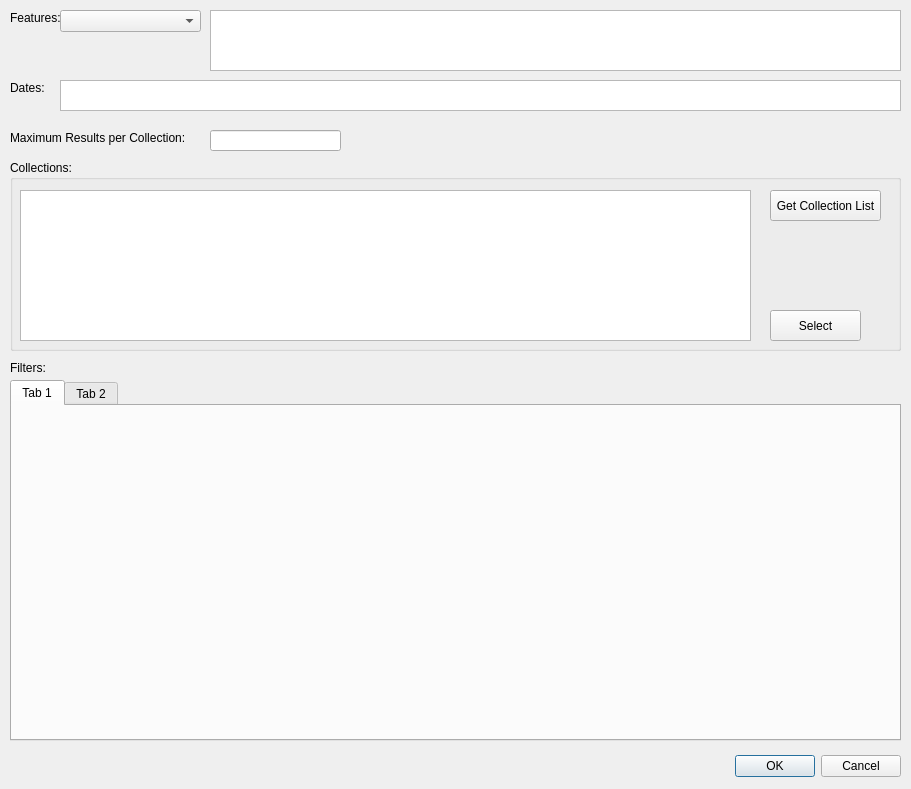
First picture: the form in search_dialog_base.ui, repository eodms-sgdot/eodms-qgis, before the edit.
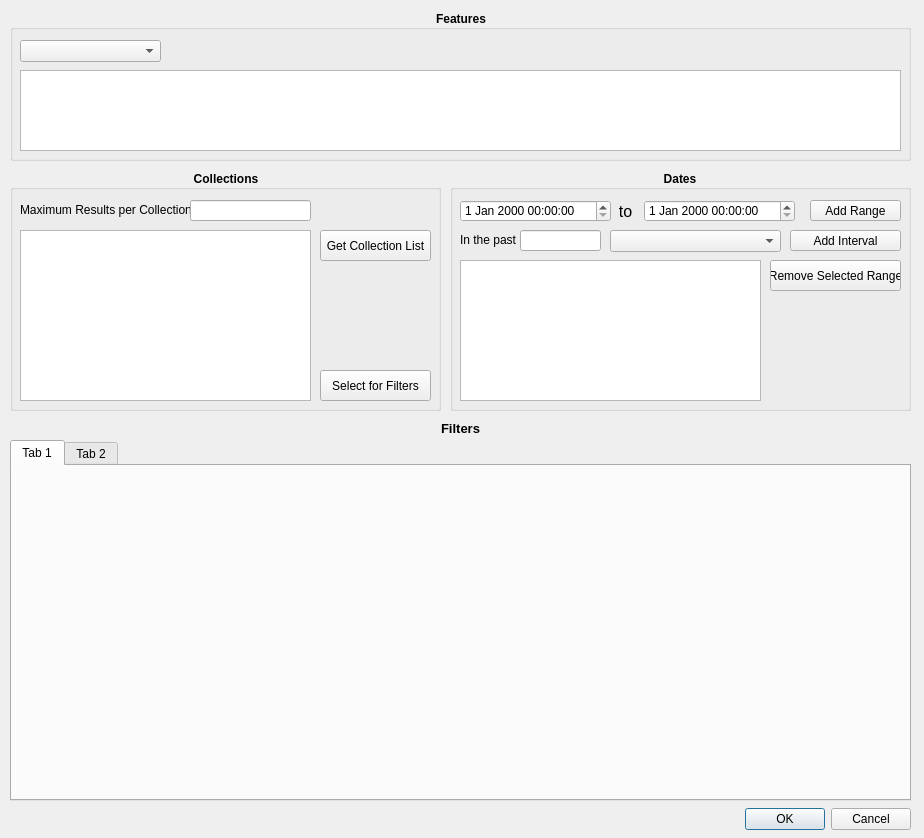
Second picture: the form after the edit.

Patch:
```diff
--- a/search_dialog_base.ui
+++ b/search_dialog_base.ui
@@ -6,8 +6,8 @@
    <rect>
     <x>0</x>
     <y>0</y>
-    <width>911</width>
-    <height>789</height>
+    <width>924</width>
+    <height>838</height>
    </rect>
   </property>
   <property name="windowTitle">
@@ -16,8 +16,8 @@
   <widget class="QDialogButtonBox" name="boxOkCancel">
    <property name="geometry">
     <rect>
-     <x>560</x>
-     <y>750</y>
+     <x>570</x>
+     <y>803</y>
      <width>341</width>
      <height>32</height>
     </rect>
@@ -33,34 +33,44 @@
    <property name="geometry">
     <rect>
      <x>10</x>
-     <y>160</y>
-     <width>891</width>
-     <height>191</height>
+     <y>170</y>
+     <width>431</width>
+     <height>241</height>
     </rect>
    </property>
+   <property name="styleSheet">
+    <string notr="true">QGroupBox
+{
+    font-size: 12px;
+    font-weight: bold;
+}</string>
+   </property>
    <property name="title">
-    <string>Collections:</string>
+    <string>Collections</string>
+   </property>
+   <property name="alignment">
+    <set>Qt::AlignBottom|Qt::AlignHCenter</set>
    </property>
    <widget class="QPushButton" name="butSelect">
     <property name="geometry">
      <rect>
-      <x>760</x>
-      <y>150</y>
-      <width>91</width>
+      <x>310</x>
+      <y>200</y>
+      <width>111</width>
       <height>31</height>
      </rect>
     </property>
     <property name="text">
-     <string>Select</string>
+     <string>Select for Filters</string>
     </property>
    </widget>
    <widget class="QListWidget" name="lstColl">
     <property name="geometry">
      <rect>
       <x>10</x>
-      <y>30</y>
-      <width>731</width>
-      <height>151</height>
+      <y>60</y>
+      <width>291</width>
+      <height>171</height>
      </rect>
     </property>
     <property name="selectionMode">
@@ -70,8 +80,8 @@
    <widget class="QPushButton" name="butGetList">
     <property name="geometry">
      <rect>
-      <x>760</x>
-      <y>30</y>
+      <x>310</x>
+      <y>60</y>
       <width>111</width>
       <height>31</height>
      </rect>
@@ -80,39 +90,36 @@
      <string>Get Collection List</string>
     </property>
    </widget>
-  </widget>
-  <widget class="QLabel" name="lblFeatures">
-   <property name="geometry">
-    <rect>
-     <x>10</x>
-     <y>10</y>
-     <width>61</width>
-     <height>16</height>
-    </rect>
-   </property>
-   <property name="text">
-    <string>Features:</string>
-   </property>
-  </widget>
-  <widget class="QLabel" name="lblDates">
-   <property name="geometry">
-    <rect>
-     <x>10</x>
-     <y>80</y>
-     <width>61</width>
-     <height>16</height>
-    </rect>
-   </property>
-   <property name="text">
-    <string>Dates:</string>
-   </property>
+   <widget class="QLabel" name="lblMax">
+    <property name="geometry">
+     <rect>
+      <x>10</x>
+      <y>32</y>
+      <width>171</width>
+      <height>16</height>
+     </rect>
+    </property>
+    <property name="text">
+     <string>Maximum Results per Collection:</string>
+    </property>
+   </widget>
+   <widget class="QLineEdit" name="txtMax">
+    <property name="geometry">
+     <rect>
+      <x>180</x>
+      <y>30</y>
+      <width>121</width>
+      <height>21</height>
+     </rect>
+    </property>
+   </widget>
   </widget>
   <widget class="QTabWidget" name="tabFilters">
    <property name="geometry">
     <rect>
      <x>10</x>
-     <y>380</y>
-     <width>891</width>
+     <y>440</y>
+     <width>901</width>
      <height>361</height>
     </rect>
    </property>
@@ -130,74 +137,226 @@
     </attribute>
    </widget>
   </widget>
-  <widget class="QTextEdit" name="txtFeatures">
-   <property name="geometry">
-    <rect>
-     <x>210</x>
-     <y>10</y>
-     <width>691</width>
-     <height>61</height>
-    </rect>
-   </property>
-  </widget>
-  <widget class="QTextEdit" name="txtDates">
-   <property name="geometry">
-    <rect>
-     <x>60</x>
-     <y>80</y>
-     <width>841</width>
-     <height>31</height>
-    </rect>
-   </property>
-   <property name="tabChangesFocus">
-    <bool>true</bool>
-   </property>
-  </widget>
-  <widget class="QComboBox" name="cboGeoOp">
-   <property name="geometry">
-    <rect>
-     <x>60</x>
-     <y>10</y>
-     <width>141</width>
-     <height>22</height>
-    </rect>
-   </property>
-  </widget>
   <widget class="QLabel" name="lblFilters">
    <property name="geometry">
     <rect>
-     <x>10</x>
-     <y>360</y>
+     <x>430</x>
+     <y>420</y>
      <width>61</width>
      <height>16</height>
     </rect>
    </property>
+   <property name="font">
+    <font>
+     <pointsize>10</pointsize>
+     <weight>75</weight>
+     <bold>true</bold>
+    </font>
+   </property>
    <property name="text">
-    <string>Filters:</string>
+    <string>Filters</string>
    </property>
+   <property name="alignment">
+    <set>Qt::AlignCenter</set>
+   </property>
   </widget>
-  <widget class="QLabel" name="lblMax">
+  <widget class="QGroupBox" name="grpDates">
+   <property name="geometry">
+    <rect>
+     <x>450</x>
+     <y>170</y>
+     <width>461</width>
+     <height>241</height>
+    </rect>
+   </property>
+   <property name="styleSheet">
+    <string notr="true">QGroupBox
+{
+    font-size: 12px;
+    font-weight: bold;
+}</string>
+   </property>
+   <property name="title">
+    <string>Dates</string>
+   </property>
+   <property name="alignment">
+    <set>Qt::AlignBottom|Qt::AlignHCenter</set>
+   </property>
+   <property name="flat">
+    <bool>false</bool>
+   </property>
+   <widget class="QPushButton" name="butAddRange">
+    <property name="geometry">
+     <rect>
+      <x>360</x>
+      <y>30</y>
+      <width>91</width>
+      <height>21</height>
+     </rect>
+    </property>
+    <property name="text">
+     <string>Add Range</string>
+    </property>
+   </widget>
+   <widget class="QDateTimeEdit" name="datStart">
+    <property name="geometry">
+     <rect>
+      <x>10</x>
+      <y>30</y>
+      <width>151</width>
+      <height>22</height>
+     </rect>
+    </property>
+   </widget>
+   <widget class="QDateTimeEdit" name="datEnd">
+    <property name="geometry">
+     <rect>
+      <x>194</x>
+      <y>30</y>
+      <width>151</width>
+      <height>22</height>
+     </rect>
+    </property>
+   </widget>
+   <widget class="QLabel" name="lblTo">
+    <property name="geometry">
+     <rect>
+      <x>160</x>
+      <y>33</y>
+      <width>31</width>
+      <height>16</height>
+     </rect>
+    </property>
+    <property name="font">
+     <font>
+      <pointsize>12</pointsize>
+     </font>
+    </property>
+    <property name="text">
+     <string>to</string>
+    </property>
+    <property name="alignment">
+     <set>Qt::AlignCenter</set>
+    </property>
+   </widget>
+   <widget class="QListWidget" name="lstDates">
+    <property name="geometry">
+     <rect>
+      <x>10</x>
+      <y>90</y>
+      <width>301</width>
+      <height>141</height>
+     </rect>
+    </property>
+    <property name="selectionMode">
+     <enum>QAbstractItemView::ExtendedSelection</enum>
+    </property>
+   </widget>
+   <widget class="QPushButton" name="butRemoveRange">
+    <property name="geometry">
+     <rect>
+      <x>320</x>
+      <y>90</y>
+      <width>131</width>
+      <height>31</height>
+     </rect>
+    </property>
+    <property name="text">
+     <string>Remove Selected Range</string>
+    </property>
+   </widget>
+   <widget class="QComboBox" name="cboInterval">
+    <property name="geometry">
+     <rect>
+      <x>160</x>
+      <y>60</y>
+      <width>171</width>
+      <height>22</height>
+     </rect>
+    </property>
+   </widget>
+   <widget class="QPushButton" name="butInterval">
+    <property name="geometry">
+     <rect>
+      <x>340</x>
+      <y>60</y>
+      <width>111</width>
+      <height>21</height>
+     </rect>
+    </property>
+    <property name="text">
+     <string>Add Interval</string>
+    </property>
+   </widget>
+   <widget class="QLabel" name="lblPast">
+    <property name="geometry">
+     <rect>
+      <x>10</x>
+      <y>62</y>
+      <width>61</width>
+      <height>16</height>
+     </rect>
+    </property>
+    <property name="text">
+     <string>In the past</string>
+    </property>
+   </widget>
+   <widget class="QLineEdit" name="txtInt">
+    <property name="geometry">
+     <rect>
+      <x>70</x>
+      <y>60</y>
+      <width>81</width>
+      <height>21</height>
+     </rect>
+    </property>
+   </widget>
+  </widget>
+  <widget class="QGroupBox" name="grpFeats">
    <property name="geometry">
     <rect>
      <x>10</x>
-     <y>130</y>
-     <width>191</width>
-     <height>16</height>
+     <y>10</y>
+     <width>901</width>
+     <height>151</height>
     </rect>
    </property>
-   <property name="text">
-    <string>Maximum Results per Collection:</string>
+   <property name="styleSheet">
+    <string notr="true">QGroupBox
+{
+    font-size: 12px;
+    font-weight: bold;
+}</string>
    </property>
-  </widget>
-  <widget class="QLineEdit" name="txtMax">
-   <property name="geometry">
-    <rect>
-     <x>210</x>
-     <y>130</y>
-     <width>131</width>
-     <height>21</height>
-    </rect>
+   <property name="title">
+    <string>Features</string>
    </property>
+   <property name="alignment">
+    <set>Qt::AlignBottom|Qt::AlignHCenter</set>
+   </property>
+   <property name="checkable">
+    <bool>false</bool>
+   </property>
+   <widget class="QComboBox" name="cboGeoOp">
+    <property name="geometry">
+     <rect>
+      <x>10</x>
+      <y>30</y>
+      <width>141</width>
+      <height>22</height>
+     </rect>
+    </property>
+   </widget>
+   <widget class="QTextEdit" name="txtFeatures">
+    <property name="geometry">
+     <rect>
+      <x>10</x>
+      <y>60</y>
+      <width>881</width>
+      <height>81</height>
+     </rect>
+    </property>
+   </widget>
   </widget>
  </widget>
  <tabstops>
```
Left out of the diff: 3 changed lines with no effect on the pictures.
